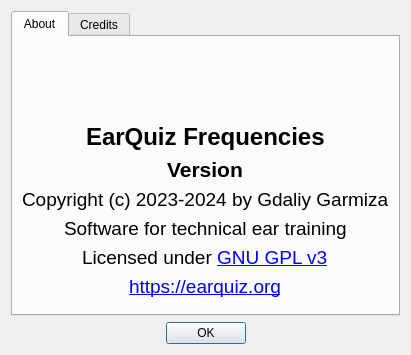
Above: GUI/About/AboutDialog.ui from Gdalik/EarQuiz_Frequencies before the change. Below: the same form after it.
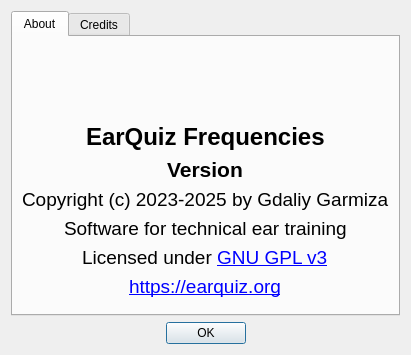
That is the form after the change. Icons and pictures are not drawn.

```diff
--- a/GUI/About/AboutDialog.ui
+++ b/GUI/About/AboutDialog.ui
@@ -104,7 +104,7 @@
           </font>
          </property>
          <property name="text">
-          <string>Copyright (c) 2023-2024 by Gdaliy Garmiza</string>
+          <string>Copyright (c) 2023-2025 by Gdaliy Garmiza</string>
          </property>
         </widget>
        </item>
```
